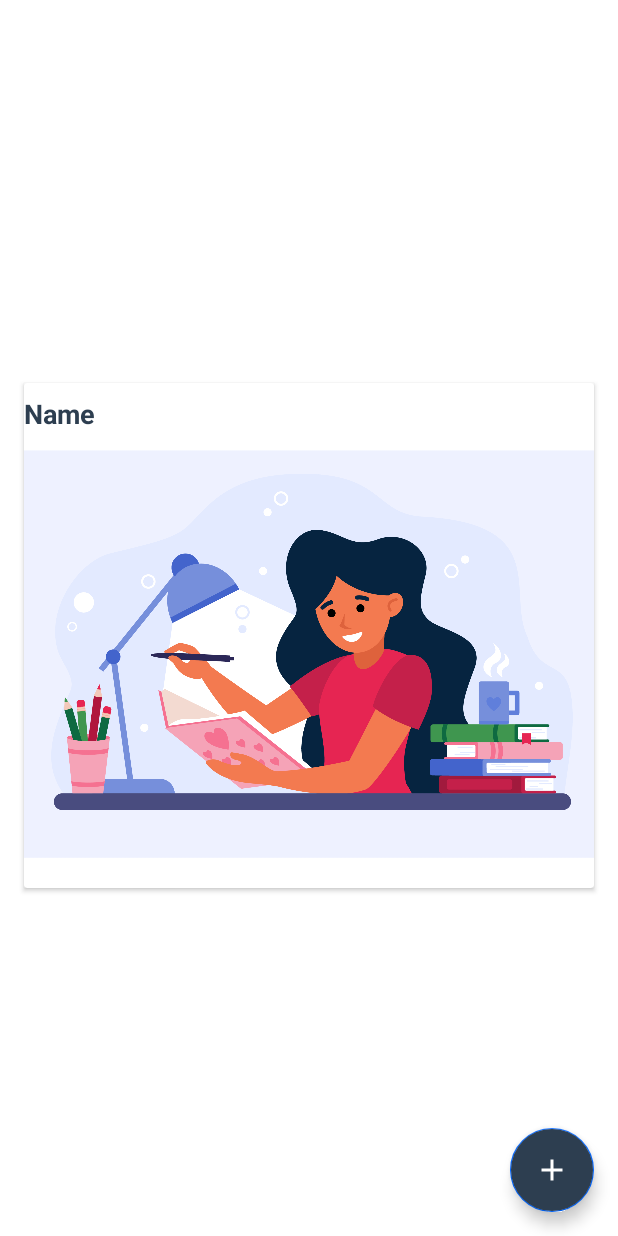
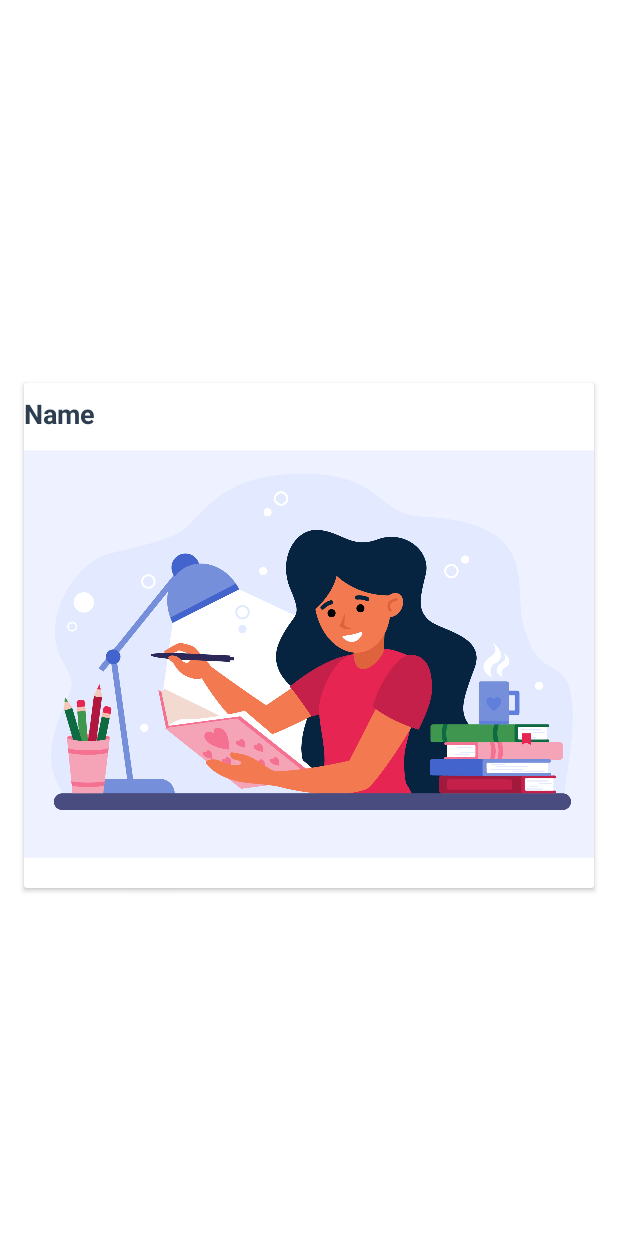
Before and after one commit to fajarromadhon559/dicoding-Intermediate, an Android app: the layout activity_main.xml on its own in the app's theme, with its tools: preview values and no code run, scrolled down 576 dp, on a phone screen of 412 x 824 dp. Run offline under Robolectric (Android 15) with nearby library versions, the phone set to English and light mode, and no system bars.

Commit message:
problem solved 1

```diff
--- a/app/src/main/java/com/example/storyapp/AddStory/AddStoryActivity.kt
+++ b/app/src/main/java/com/example/storyapp/AddStory/AddStoryActivity.kt
@@ -6,7 +6,6 @@ import android.content.pm.PackageManager
 import android.graphics.BitmapFactory
 import android.net.Uri
 import android.os.Bundle
-import android.view.View
 import android.widget.Toast
 import androidx.activity.result.contract.ActivityResultContracts
 import androidx.activity.viewModels
--- a/app/src/main/java/com/example/storyapp/CustomView/EmailView.kt
+++ b/app/src/main/java/com/example/storyapp/CustomView/EmailView.kt
@@ -47,7 +47,7 @@ class EmailView: AppCompatEditText, View.OnTouchListener {
     private fun validationEmail() {
         val email = text?.trim()
         error = if (email.isNullOrEmpty()) {
-            resources.getString(R.string.email_valid)
+            resources.getString(R.string.invalid_email)
         } else if (!emailValid(email.toString())) {
             resources.getString(R.string.invalid_email)
         } else {
--- a/app/src/main/java/com/example/storyapp/CustomView/PasswordView.kt
+++ b/app/src/main/java/com/example/storyapp/CustomView/PasswordView.kt
@@ -61,7 +61,7 @@ class PasswordView: AppCompatEditText {
         val password = text?.trim()
         error = when {
             password.isNullOrEmpty() -> {
-                resources.getString(R.string.password_valid)
+                resources.getString(R.string.password_invalid)
             }
             password.length < 6 -> {
                 resources.getString(R.string.password_invalid)
--- a/app/src/main/java/com/example/storyapp/Local/SharedPreferences.kt
+++ b/app/src/main/java/com/example/storyapp/Local/SharedPreferences.kt
@@ -21,6 +21,6 @@ class SharedPreferences (context: Context){
     }
 
     fun getToken(): String {
-        return userSharedPref.getString("token", null).toString()
+        return userSharedPref.getString("token",null).toString()
     }
 }
--- a/app/src/main/java/com/example/storyapp/Register/RegisterActivity.kt
+++ b/app/src/main/java/com/example/storyapp/Register/RegisterActivity.kt
@@ -51,12 +51,13 @@ class RegisterActivity : AppCompatActivity() {
                             )
                                 .show()
                             startActivity(Intent(this, LoginActivity::class.java))
+                            finish()
                         }
                         is Result.Error -> {
                             binding.regisProgressBar.gone()
                             Toast.makeText(
                                 this,
-                                "register not success ${result.error}",
+                                "failed register ${result.error}",
                                 Toast.LENGTH_SHORT
                             ).show()
                         }
--- a/app/src/main/res/layout/activity_main.xml
+++ b/app/src/main/res/layout/activity_main.xml
@@ -28,16 +28,5 @@
         app:layout_constraintVertical_bias="1.0"
         tools:listitem="@layout/rv_item" />
 
-    <com.google.android.material.floatingactionbutton.FloatingActionButton
-        android:id="@+id/btn_add"
-        android:layout_width="wrap_content"
-        android:layout_height="wrap_content"
-        android:layout_marginEnd="16dp"
-        android:layout_marginBottom="16dp"
-        android:src="@drawable/ic_baseline_add_24"
-        app:tint="@color/white"
-        android:backgroundTint="@color/dark_blue"
-        app:layout_constraintBottom_toBottomOf="parent"
-        app:layout_constraintEnd_toEndOf="parent" />
 
 </androidx.constraintlayout.widget.ConstraintLayout>
```
Also changed, not shown: app/src/main/java/com/example/storyapp/Login/LoginActivity.kt (+6 -4 lines), app/src/main/java/com/example/storyapp/MainStory/MainActivity.kt (+7 -5 lines), app/src/main/res/menu/main_menu.xml (+8 -0 lines).
